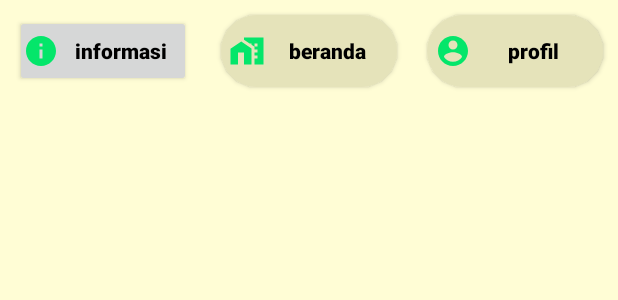
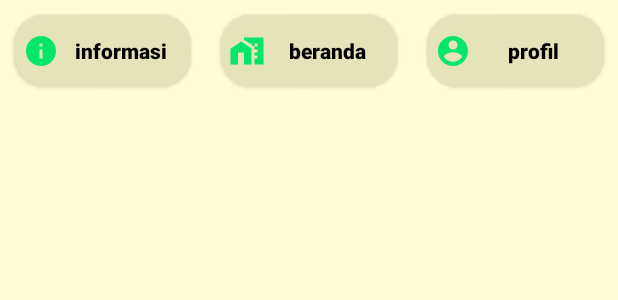
Before and after one commit to mohtana04/Hermina_Health_Care_New, an Android app: the layout activity_dashboard.xml on its own in the app's theme, with its tools: preview values and no code run, on a phone screen of 412 x 824 dp. Shown: the top 300 px of the screen. Run offline under Robolectric (Android 15) with nearby library versions, the phone set to English and light mode, and no system bars; network calls fail.

```diff
--- a/app/src/main/res/drawable/active_back.xml
+++ b/app/src/main/res/drawable/active_back.xml
@@ -1,10 +1,7 @@
 <?xml version="1.0" encoding="utf-8"?>
 <shape xmlns:android="http://schemas.android.com/apk/res/android">
 
-     <gradient
-         android:startColor="#FBF9C5"
-         android:endColor="#FBF9C5"
-          android:angle="0"/>
+     <solid android:color="#FFFDD5"/>
      <corners
           android:radius="20dp"/>
 
--- a/app/src/main/res/drawable/inactive_back.xml
+++ b/app/src/main/res/drawable/inactive_back.xml
@@ -1,10 +1,7 @@
 <?xml version="1.0" encoding="utf-8"?>
 <shape xmlns:android="http://schemas.android.com/apk/res/android">
 
-    <gradient
-        android:startColor="#E5E3BA"
-        android:endColor="#E5E3BA"
-        android:angle="0"/>
+    <solid android:color="#E5E3BA"/>
     <corners
         android:radius="20dp"/>
 
--- a/app/src/main/res/layout/activity_dashboard.xml
+++ b/app/src/main/res/layout/activity_dashboard.xml
@@ -17,6 +17,7 @@
         android:textColor="@color/black"
         android:textAllCaps="false"
         android:drawableLeft="@drawable/ic_baseline_info_24"
+        android:background="@drawable/inactive_back"
         app:layout_constraintStart_toStartOf="parent"
         android:padding="5dp"
         app:layout_constraintTop_toTopOf="parent"
@@ -32,7 +33,7 @@
         android:textColor="@color/black"
         android:textAllCaps="false"
         android:drawableLeft="@drawable/ic_baseline_home_work_24"
-        android:background="@drawable/custombuttonfrag"
+        android:background="@drawable/inactive_back"
         app:layout_constraintStart_toEndOf="@id/btninformasi"
         android:padding="5dp"
         app:layout_constraintTop_toTopOf="parent"
@@ -48,7 +49,7 @@
         android:textColor="@color/black"
         android:textAllCaps="false"
         android:drawableLeft="@drawable/ic_baseline_account_circle_24"
-        android:background="@drawable/custombuttonfrag"
+        android:background="@drawable/inactive_back"
         app:layout_constraintStart_toEndOf="@id/btnberanda"
         android:padding="5dp"
         app:layout_constraintTop_toTopOf="parent"
```
Also changed, not shown: app/src/main/java/com/example/herminahealtcenter/DashboardActivity.java (+42 -0 lines).
